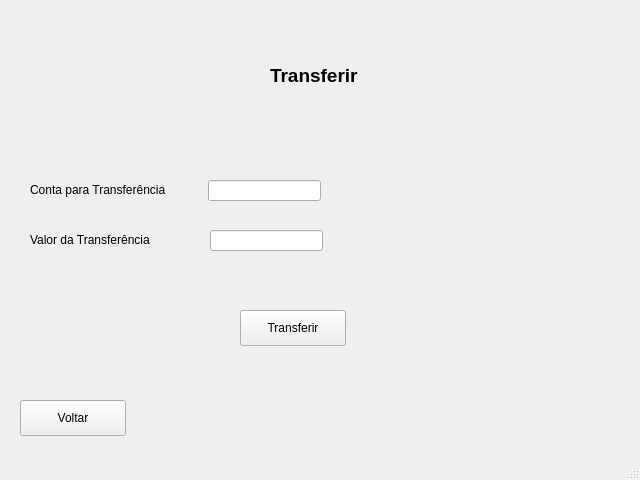
Qt form Projeto_Conta/transferir.ui (elievelton/Git) before a commit.
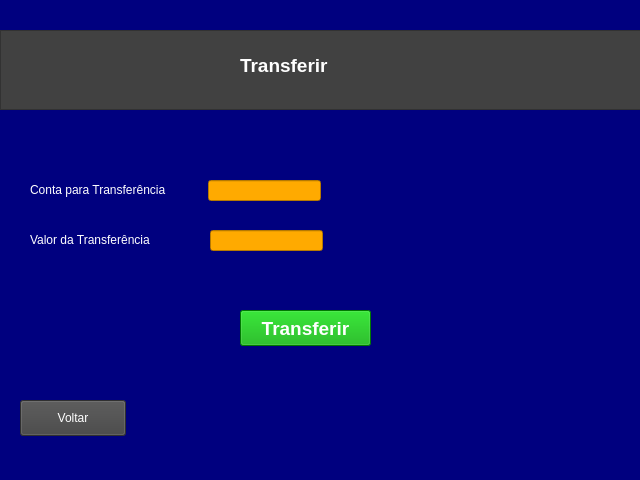
The same form after that commit.

Diff of the .ui file:
```diff
--- a/Projeto_Conta/transferir.ui
+++ b/Projeto_Conta/transferir.ui
@@ -13,27 +13,10 @@
   <property name="windowTitle">
    <string>MainWindow</string>
   </property>
+  <property name="styleSheet">
+   <string notr="true">background-color: rgb(0, 0, 127);</string>
+  </property>
   <widget class="QWidget" name="centralwidget">
-   <widget class="QLabel" name="label">
-    <property name="geometry">
-     <rect>
-      <x>270</x>
-      <y>60</y>
-      <width>111</width>
-      <height>31</height>
-     </rect>
-    </property>
-    <property name="font">
-     <font>
-      <pointsize>14</pointsize>
-      <weight>75</weight>
-      <bold>true</bold>
-     </font>
-    </property>
-    <property name="text">
-     <string>Transferir</string>
-    </property>
-   </widget>
    <widget class="QLabel" name="label_2">
     <property name="geometry">
      <rect>
@@ -43,6 +26,9 @@
       <height>20</height>
      </rect>
     </property>
+    <property name="styleSheet">
+     <string notr="true">color: rgb(255, 255, 255);</string>
+    </property>
     <property name="text">
      <string>Conta para Transferência</string>
     </property>
@@ -56,6 +42,9 @@
       <height>20</height>
      </rect>
     </property>
+    <property name="styleSheet">
+     <string notr="true">color: rgb(255, 255, 255);</string>
+    </property>
     <property name="text">
      <string>Valor da Transferência</string>
     </property>
@@ -65,10 +54,21 @@
      <rect>
       <x>240</x>
       <y>310</y>
-      <width>106</width>
+      <width>131</width>
       <height>36</height>
      </rect>
     </property>
+    <property name="font">
+     <font>
+      <pointsize>14</pointsize>
+      <weight>75</weight>
+      <bold>true</bold>
+     </font>
+    </property>
+    <property name="styleSheet">
+     <string notr="true">background-color: rgb(0, 170, 0);
+color: rgb(255, 255, 255);</string>
+    </property>
     <property name="text">
      <string>Transferir</string>
     </property>
@@ -82,6 +82,10 @@
       <height>36</height>
      </rect>
     </property>
+    <property name="styleSheet">
+     <string notr="true">background-color: rgb(67, 67, 67);
+color: rgb(255, 255, 255);</string>
+    </property>
     <property name="text">
      <string>Voltar</string>
     </property>
@@ -95,6 +99,10 @@
       <height>21</height>
      </rect>
     </property>
+    <property name="styleSheet">
+     <string notr="true">background-color: rgb(255, 170, 0);
+color: rgb(0, 0, 0);</string>
+    </property>
    </widget>
    <widget class="QLineEdit" name="lineEdit_2">
     <property name="geometry">
@@ -105,6 +113,52 @@
       <height>21</height>
      </rect>
     </property>
+    <property name="styleSheet">
+     <string notr="true">background-color: rgb(255, 170, 0);
+color: rgb(0, 0, 0);</string>
+    </property>
+   </widget>
+   <widget class="QFrame" name="frame">
+    <property name="geometry">
+     <rect>
+      <x>0</x>
+      <y>30</y>
+      <width>651</width>
+      <height>80</height>
+     </rect>
+    </property>
+    <property name="styleSheet">
+     <string notr="true">background-color: rgb(65, 65, 65);</string>
+    </property>
+    <property name="frameShape">
+     <enum>QFrame::StyledPanel</enum>
+    </property>
+    <property name="frameShadow">
+     <enum>QFrame::Raised</enum>
+    </property>
+    <widget class="QLabel" name="label">
+     <property name="geometry">
+      <rect>
+       <x>240</x>
+       <y>20</y>
+       <width>131</width>
+       <height>31</height>
+      </rect>
+     </property>
+     <property name="font">
+      <font>
+       <pointsize>14</pointsize>
+       <weight>75</weight>
+       <bold>true</bold>
+      </font>
+     </property>
+     <property name="styleSheet">
+      <string notr="true">color: rgb(255, 255, 255);</string>
+     </property>
+     <property name="text">
+      <string>Transferir</string>
+     </property>
+    </widget>
    </widget>
   </widget>
   <widget class="QStatusBar" name="statusbar"/>
```
